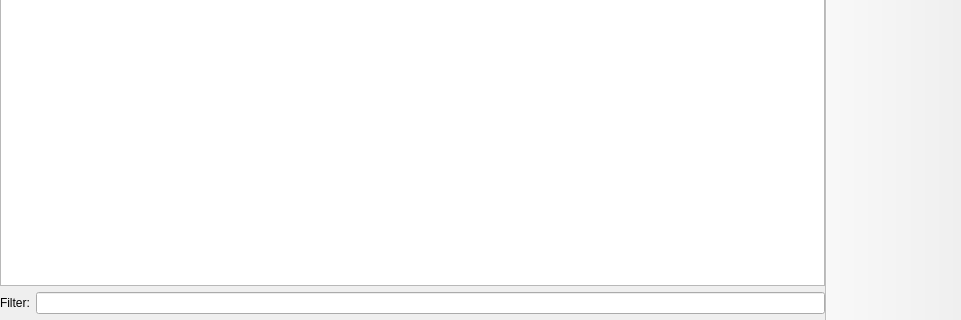
This is launcher/ui/pages/instance/VersionPage.ui in MinWixMods/ShatteredPrism as Qt 5 draws it before an edit; both pictures show x 0 to 961 and y 771 to 1091 of the 961 by 1091 pixel window. The edited form follows.
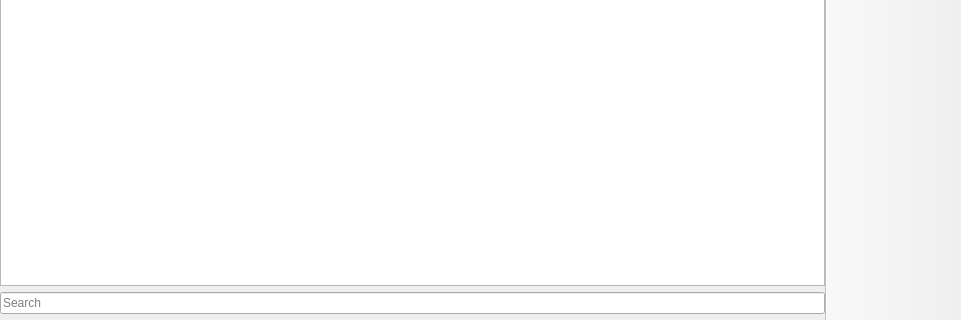
This is the edited form. Custom widgets are drawn as their Qt base class.

```diff
--- a/launcher/ui/pages/instance/VersionPage.ui
+++ b/launcher/ui/pages/instance/VersionPage.ui
@@ -43,18 +43,11 @@
        </widget>
       </item>
       <item>
-       <layout class="QGridLayout" name="gridLayout_2">
-        <item row="0" column="1">
-         <widget class="QLineEdit" name="filterEdit"/>
-        </item>
-        <item row="0" column="0">
-         <widget class="QLabel" name="filterLabel">
-          <property name="text">
-           <string>Filter:</string>
-          </property>
-         </widget>
-        </item>
-       </layout>
+       <widget class="QLineEdit" name="filterEdit">
+        <property name="placeholderText">
+         <string>Search</string>
+        </property>
+       </widget>
       </item>
       <item>
        <widget class="InfoFrame" name="frame">
```
